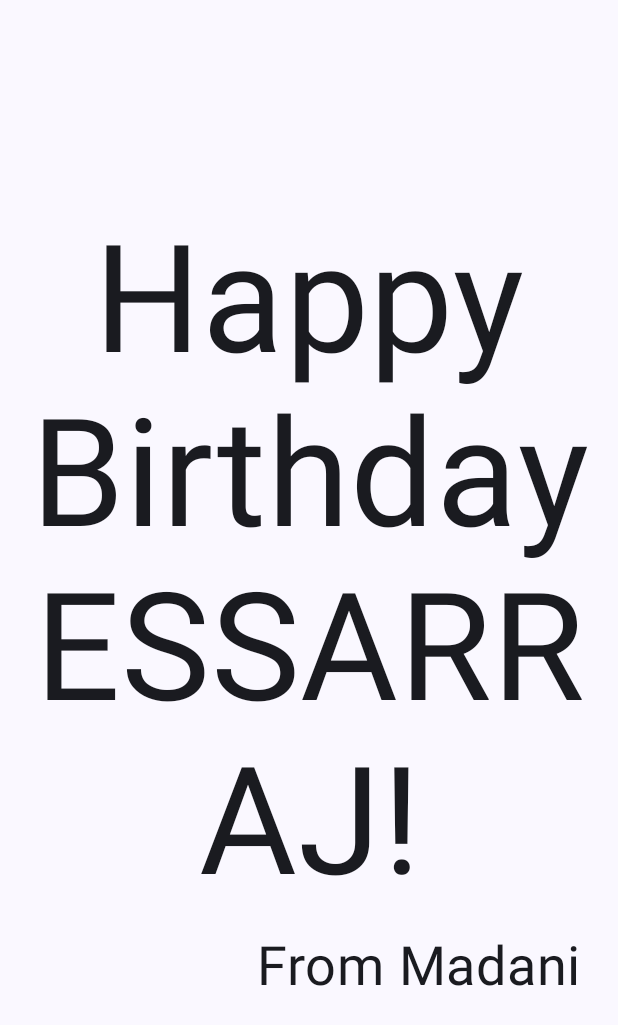
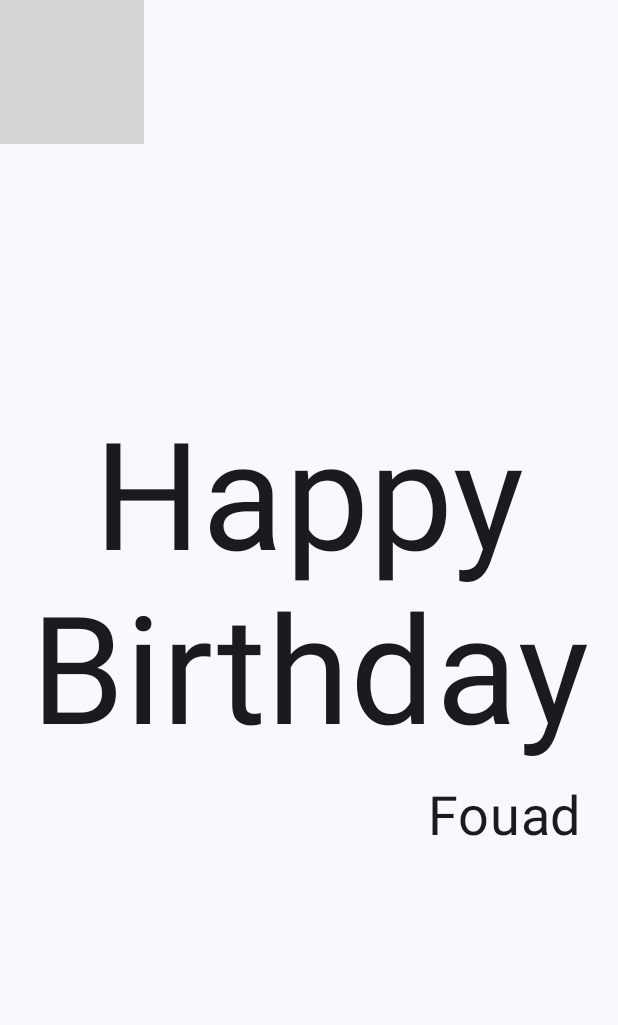
Before and after one commit to labs-mobile/autoformation, an Android app built with Jetpack Compose: the screen it shows after launch (MainActivity), on a phone screen of 412 x 824 dp. Shown: the top 1025 px of the screen. Run offline under Robolectric (Android 15) with nearby library versions, the phone set to English and light mode, and no system bars; grey boxes are pictures that could not be loaded.

Commit message:
Ajouter des images à votre application Android

```diff
--- a/HappyBirthday/app/src/main/java/com/example/happybirthday/MainActivity.kt
+++ b/HappyBirthday/app/src/main/java/com/example/happybirthday/MainActivity.kt
@@ -3,7 +3,9 @@ package com.example.happybirthday
 import android.os.Bundle
 import androidx.activity.ComponentActivity
 import androidx.activity.compose.setContent
+import androidx.compose.foundation.Image
 import androidx.compose.foundation.layout.Arrangement
+import androidx.compose.foundation.layout.Box
 import androidx.compose.foundation.layout.Column
 import androidx.compose.foundation.layout.Row
 import androidx.compose.foundation.layout.fillMaxSize
@@ -14,6 +16,9 @@ import androidx.compose.material3.Text
 import androidx.compose.runtime.Composable
 import androidx.compose.ui.Alignment
 import androidx.compose.ui.Modifier
+import androidx.compose.ui.layout.ContentScale
+import androidx.compose.ui.res.painterResource
+import androidx.compose.ui.res.stringResource
 import androidx.compose.ui.text.style.TextAlign
 import androidx.compose.ui.tooling.preview.Preview
 import androidx.compose.ui.unit.dp
@@ -30,10 +35,9 @@ class MainActivity : ComponentActivity() {
                     modifier = Modifier.fillMaxSize(),
                     color = MaterialTheme.colorScheme.background
                 ) {
-                    GreetingText(
-                        message = "Happy Birthday ESSARRAJ!",
-                        from = "From Madani",
-                        modifier = Modifier.padding(8.dp)
+                    GreetingImage(
+                        stringResource(R.string.happy_birthday_text),
+                        stringResource(R.string.signature_text)
                     )
                 }
             }
@@ -43,6 +47,7 @@ class MainActivity : ComponentActivity() {
 
 @Composable
 fun GreetingText(message: String, from: String, modifier: Modifier = Modifier) {
+    // Create a column so that texts don't overlap
     Column(
         verticalArrangement = Arrangement.Center,
         modifier = modifier
@@ -51,23 +56,48 @@ fun GreetingText(message: String, from: String, modifier: Modifier = Modifier) {
             text = message,
             fontSize = 100.sp,
             lineHeight = 116.sp,
-            textAlign = TextAlign.Center
+            textAlign = TextAlign.Center,
+            modifier = Modifier.padding(top = 16.dp)
         )
         Text(
             text = from,
             fontSize = 36.sp,
             modifier = Modifier
-                .padding(16.dp)
+                .padding(top = 16.dp)
+                .padding(end = 16.dp)
                 .align(alignment = Alignment.End)
+
         )
     }
 }
 
-
-@Preview(showBackground = true)
 @Composable
-fun GreetingPreview() {
-    HappyBirthdayTheme {
-        GreetingText("Happy Birthday ESSARRAJ", "Madani!")
+fun GreetingImage(message: String, from: String, modifier: Modifier = Modifier) {
+    // Create a box to overlap image and texts
+    Box(modifier) {
+        Image(
+            painter = painterResource(id = R.drawable.androidparty),
+            contentDescription = null,
+            contentScale = ContentScale.Crop,
+            alpha = 0.5F
+        )
+        GreetingText(
+            message = message,
+            from = from,
+            modifier = Modifier
+                .fillMaxSize()
+                .padding(8.dp)
+        )
     }
 }
+
+@Preview(showBackground = false)
+@Composable
+private fun BirthdayCardPreview() {
+    HappyBirthdayTheme {
+        GreetingImage(
+            stringResource(R.string.happy_birthday_text),
+            stringResource(R.string.signature_text)
+        )
+    }
+}
--- a/HappyBirthday/app/src/main/res/values/strings.xml
+++ b/HappyBirthday/app/src/main/res/values/strings.xml
@@ -1,3 +1,5 @@
 <resources>
     <string name="app_name">Happy Birthday</string>
+    <string name="happy_birthday_text">Happy Birthday</string>
+    <string name="signature_text">Fouad</string>
 </resources>
```
Also changed, not shown: 1 other file.
